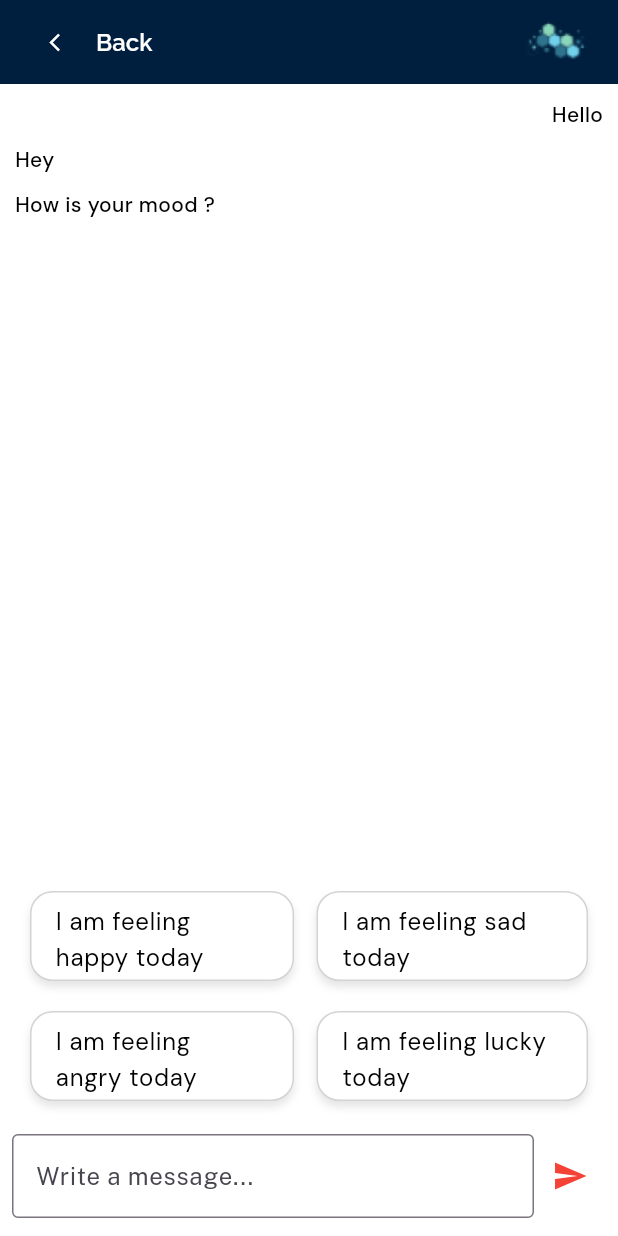
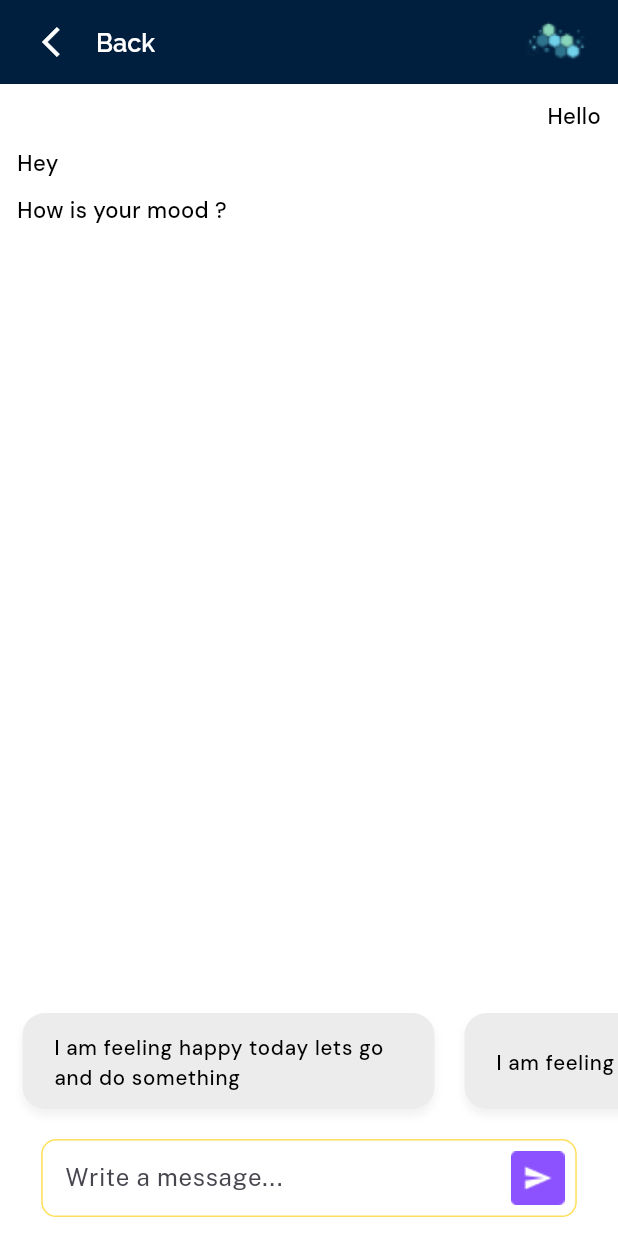
Before and after one commit to perfectionist7/True-Partner-App, a Flutter app: the screen it shows after launch, after a tap on "Login", on a phone screen of 412 x 824 dp. Run offline on Flutter 3.47's test engine with Material 3 defaults, Android fonts, the phone set to English and light mode, and no system bars; our stand-ins replace get, google_fonts, velocity_x.

Commit message:
ui/ux changes

```diff
--- a/lib/api_services.dart
+++ b/lib/api_services.dart
@@ -17,7 +17,8 @@ postData(content) async {
     'accept': 'application/json',
     'Content-Type': 'application/json'
   };
-  var data = jsonEncode({"name": content, "notes": ""});
+  var data = jsonEncode({"name": content});
+  print(content);
   var post = await http.post(url, headers: headers, body: data);
 
   try {
--- a/lib/controllers/chat_controller.dart
+++ b/lib/controllers/chat_controller.dart
@@ -18,7 +18,7 @@ class ChatsController extends GetxController {
 
   List<List<String>> questionSet = [];
   var set1 = [
-    "I am feeling happy today",
+    "I am feeling happy today lets go and do something ",
     "I am feeling sad today",
     "I am feeling angry today",
     "I am feeling lucky today"
--- a/lib/home_screen.dart
+++ b/lib/home_screen.dart
@@ -18,6 +18,8 @@ class _HomeScreenState extends State<HomeScreen> {
 
   @override
   Widget build(BuildContext context) {
+    double screenWidth = MediaQuery.of(context).size.width;
+    double screenHeight = MediaQuery.of(context).size.height;
     return Scaffold(
       appBar: AppBar(
         automaticallyImplyLeading: false,
@@ -35,12 +37,12 @@ class _HomeScreenState extends State<HomeScreen> {
                     },
                     icon: const Icon(
                       Icons.arrow_back_ios,
-                      size: 14,
+                      size: 24,
                     )),
                 Text(
                   "Back",
                   style: GoogleFonts.raleway(
-                      fontSize: 16,
+                      fontSize: (16 / 784) * screenHeight,
                       color: Colors.white,
                       fontWeight: FontWeight.w600),
                 )
@@ -77,7 +79,9 @@ class _HomeScreenState extends State<HomeScreen> {
                             Map<String, String> data = controller.chats[index];
                             return Container(
                                 margin: EdgeInsets.only(
-                                    top: 10, left: 10, right: 10),
+                                    top: (10 / 784) * screenHeight,
+                                    left: (10 / 360) * screenWidth,
+                                    right: (10 / 360) * screenWidth),
                                 child: Align(
                                     alignment: data["id"] ==
                                             "0" //id=0 is for the user, 1 for chatbot
@@ -86,52 +90,45 @@ class _HomeScreenState extends State<HomeScreen> {
                                     child: Text(
                                       data["text"]!,
                                       style: GoogleFonts.dmSans(
-                                          fontSize: 14,
+                                          fontSize: (14 / 784) * screenHeight,
                                           fontWeight: FontWeight.w500,
                                           color: Colors.black),
                                     )));
                           },
                         ))),
           SizedBox(
-            height: 150,
+            height: (80 / 784) * screenHeight, // Adjust the height as needed
             child: ListView.builder(
-              itemCount:
-                  (controller.questionSet[controller.index].length / 2).ceil(),
-              itemBuilder: (BuildContext context, int rowIndex) {
-                int firstIndex = rowIndex * 2;
-                int secondIndex = firstIndex + 1;
-
-                // Check if second index exceeds the length of the list
-                bool isSecondIndexValid = secondIndex <
-                    controller.questionSet[controller.index].length;
-
-                return Row(
-                  children: [
-                    Expanded(
-                      child: Container(
-                        height: 60,
-                        margin: const EdgeInsets.fromLTRB(20, 0, 10, 20),
+              scrollDirection:
+                  Axis.horizontal, // Set the scroll direction to horizontal
+              itemCount: controller.questionSet[controller.index].length,
+              itemBuilder: (BuildContext context, int index) {
+                return Container(
+                  width: (MediaQuery.of(context).size.width -
+                          (60 / 360) * screenWidth) /
+                      1.25, // Divide width equally between items with padding
+                  margin: const EdgeInsets.fromLTRB(15, 0, 5, 20),
                   decoration: BoxDecoration(
                     boxShadow: [
                       BoxShadow(
-                              color: Colors.black.withOpacity(0.10),
+                        color: Colors.black.withOpacity(0.05),
                         blurRadius: 4,
                         offset: const Offset(0, 4),
                       ),
                     ],
-                          border: Border.all(color: Color(0xffD3D3D3)),
-                          color: Colors.white,
-                          borderRadius:
-                              const BorderRadius.all(Radius.circular(15)),
+                    color: Color(0xffececec),
+                    borderRadius: BorderRadius.circular(15),
                   ),
+                  child: Padding(
+                    padding: const EdgeInsets.fromLTRB(
+                        5, 5, 0, 10), // Increased bottom padding
                     child: ListTile(
                       title: Text(
-                            controller.questionSet[controller.index]
-                                [firstIndex],
+                        controller.questionSet[controller.index][index],
                         style: GoogleFonts.dmSans(
-                              fontSize: 16,
+                          fontSize: (13 / 784) * screenHeight,
                           color: Colors.black,
-                              fontWeight: FontWeight.w400,
+                          fontWeight: FontWeight.w500,
                         ),
                       ),
                       onTap: () {
@@ -139,7 +136,7 @@ class _HomeScreenState extends State<HomeScreen> {
                           Map<String, String> sender = {
                             "id": "0",
                             "text": controller.questionSet[controller.index]
-                                    [firstIndex],
+                                [index],
                           };
                           controller.chats.add(sender);
 
@@ -148,8 +145,7 @@ class _HomeScreenState extends State<HomeScreen> {
                             controller.index += 1;
                             Map<String, String> receiver = {
                               "id": "1",
-                                  "text":
-                                      controller.questions[controller.index],
+                              "text": controller.questions[controller.index],
                             };
                             controller.chats.add(receiver);
                           }
@@ -157,61 +153,6 @@ class _HomeScreenState extends State<HomeScreen> {
                       },
                     ),
                   ),
-                    ),
-                    if (isSecondIndexValid)
-                      Expanded(
-                        child: Container(
-                          height: 60,
-                          margin: const EdgeInsets.fromLTRB(5, 0, 20, 20),
-                          decoration: BoxDecoration(
-                            boxShadow: [
-                              BoxShadow(
-                                color: Colors.black.withOpacity(0.10),
-                                blurRadius: 4,
-                                offset: const Offset(0, 4),
-                              ),
-                            ],
-                            border: Border.all(color: Color(0xffD3D3D3)),
-                            color: Colors.white,
-                            borderRadius:
-                                const BorderRadius.all(Radius.circular(15)),
-                          ),
-                          child: ListTile(
-                            title: Text(
-                              controller.questionSet[controller.index]
-                                  [secondIndex],
-                              style: GoogleFonts.dmSans(
-                                fontSize: 16,
-                                color: Colors.black,
-                                fontWeight: FontWeight.w400,
-                              ),
-                            ),
-                            onTap: () {
-                              setState(() {
-                                Map<String, String> sender = {
-                                  "id": "0",
-                                  "text":
-                                      controller.questionSet[controller.index]
-                                          [secondIndex],
-                                };
-                                controller.chats.add(sender);
-
-                                if (controller.index <
-                                    controller.questions.length - 1) {
-                                  controller.index += 1;
-                                  Map<String, String> receiver = {
-                                    "id": "1",
-                                    "text":
-                                        controller.questions[controller.index],
-                                  };
-                                  controller.chats.add(receiver);
-                                }
-                              });
-                            },
-                          ),
-                        ),
-                      ),
-                  ],
                 );
               },
             ),
@@ -219,37 +160,65 @@ class _HomeScreenState extends State<HomeScreen> {
           Row(
             children: [
               Expanded(
+                  child: Container(
+                decoration: BoxDecoration(
+                  color: Colors.white,
+                  borderRadius: BorderRadius.circular(10),
+                ),
+                height: 52,
+                margin: EdgeInsets.only(
+                    left: (24 / 360) * screenWidth,
+                    top: (0 / 784) * screenHeight,
+                    right: (24 / 360) * screenWidth,
+                    bottom: (12 / 784) * screenHeight),
                 child: TextFormField(
                   controller: controller.msgController,
-                decoration: const InputDecoration(
+                  decoration: InputDecoration(
                     hintText: "Write a message...",
+                    enabledBorder: OutlineInputBorder(
+                        borderRadius: BorderRadius.circular(10),
+                        borderSide: BorderSide(color: Color(0xffFFDE59))),
                     border: OutlineInputBorder(
-                      borderSide: BorderSide(
-                    color: Colors.grey,
-                  )),
+                        borderRadius: BorderRadius.circular(10),
+                        borderSide: BorderSide(color: Color(0xffFFDE59))),
                     focusedBorder: OutlineInputBorder(
-                      borderSide: BorderSide(
-                    color: Colors.grey,
-                  )),
-                ),
-              )),
-              IconButton(
+                        borderRadius: BorderRadius.circular(10),
+                        borderSide: BorderSide(color: Color(0xffFFDE59))),
+                    suffixIcon: IconButton(
                         onPressed: () async {
                           await postData(controller.msgController.text);
                           setState(() {});
                           controller.msgController.clear();
                         },
-                  icon: const Icon(
-                    Icons.send,
-                    color: Colors.red,
-                  ))
+                        icon: Image(
+                          image:
+                              new AssetImage("assets/images/send_button.png"),
+                          height: 36,
+                          width: 36,
+                          color: null,
+                          alignment: Alignment.center,
+                        )),
+                  ),
+                ),
+              )),
+              // Container(
+              //   margin: EdgeInsets.only(bottom: 10),
+              //   child: IconButton(
+              //       onPressed: () async {
+              //         await postData(controller.msgController.text);
+              //         setState(() {});
+              //         controller.msgController.clear();
+              //       },
+              //       icon: Image(
+              //         image: new AssetImage("assets/images/send_button.png"),
+              //         height: 36,
+              //         width: 36,
+              //         color: null,
+              //         alignment: Alignment.center,
+              //       )),
+              // ),
             ],
           )
-              .box
-              .height(80)
-              .margin(const EdgeInsets.only(bottom: 0))
-              .padding(const EdgeInsets.all(8.0))
-              .make(),
         ],
       ),
     );
--- a/lib/login_screen.dart
+++ b/lib/login_screen.dart
@@ -37,22 +37,26 @@ class _LoginScreenState extends State<LoginScreen> {
             crossAxisAlignment: CrossAxisAlignment.start,
             children: [
               Container(
-                margin: EdgeInsets.only(top: 100, left: 24),
+                margin: EdgeInsets.only(
+                    top: (80 / 784) * screenHeight,
+                    left: (24 / 360) * screenWidth),
                 child: Text(
                   "Welcome Back!",
                   style: GoogleFonts.saira(
-                    fontSize: 30,
+                    fontSize: (30 / 784) * screenHeight,
                     fontWeight: FontWeight.w600,
                     color: const Color(0xffFFFFFF),
                   ),
                 ),
               ),
               Container(
-                margin: EdgeInsets.only(top: 10, left: 24),
+                margin: EdgeInsets.only(
+                    top: (10 / 784) * screenHeight,
+                    left: (24 / 360) * screenWidth),
                 child: Text(
                   "Chat with an Assistant!",
                   style: GoogleFonts.dmSans(
-                    fontSize: 16,
+                    fontSize: (16 / 784) * screenHeight,
                     fontWeight: FontWeight.w400,
                     color: const Color(0xffFFFFFF),
                   ),
@@ -60,7 +64,7 @@ class _LoginScreenState extends State<LoginScreen> {
               ),
               Container(
                 margin: EdgeInsets.only(
-                  left: 24,
+                  left: (24 / 360) * screenWidth,
                   top: 0.0701530612244898 * screenHeight,
                 ),
                 height: 0.0229591836734694 * screenHeight,
@@ -68,19 +72,22 @@ class _LoginScreenState extends State<LoginScreen> {
                 child: Text(
                   'E-mail ID',
                   style: GoogleFonts.dmSans(
-                    fontSize: 14,
+                    fontSize: (14 / 784) * screenHeight,
                     fontWeight: FontWeight.w300,
                     color: Colors.white,
                   ),
                 ),
               ),
               Container(
-                height: 34,
+                height: (34 / 784) * screenHeight,
                 decoration: BoxDecoration(
                   color: Colors.white,
                   borderRadius: BorderRadius.circular(10),
                 ),
-                margin: EdgeInsets.only(top: 8, left: 24, right: 24),
+                margin: EdgeInsets.only(
+                    top: (8 / 784) * screenHeight,
+                    left: (24 / 360) * screenWidth,
+                    right: (24 / 360) * screenWidth),
                 child: TextField(
                   style: GoogleFonts.dmSans(
                     fontSize: 0.0153061224489796 * screenHeight,
@@ -93,7 +100,7 @@ class _LoginScreenState extends State<LoginScreen> {
                   decoration: InputDecoration(
                     hintText: 'Type your email ID',
                     hintStyle: GoogleFonts.dmSans(
-                      fontSize: 12,
+                      fontSize: (12 / 784) * screenHeight,
                       fontWeight: FontWeight.w400,
                       color: Color(0xff708090),
                     ),
@@ -107,31 +114,34 @@ class _LoginScreenState extends State<LoginScreen> {
               ),
               Container(
                 margin: EdgeInsets.only(
-                  left: 24,
-                  top: 15,
+                  left: (24 / 360) * screenWidth,
+                  top: (15 / 784) * screenHeight,
                 ),
                 height: 0.0229591836734694 * screenHeight,
                 width: 0.265625 * screenWidth,
                 child: Text(
                   'Password',
                   style: GoogleFonts.dmSans(
-                    fontSize: 14,
+                    fontSize: (14 / 784) * screenHeight,
                     fontWeight: FontWeight.w300,
                     color: Colors.white,
                   ),
                 ),
               ),
               Container(
-                height: 34,
+                height: (34 / 784) * screenHeight,
                 decoration: BoxDecoration(
                   color: Colors.white,
                   borderRadius: BorderRadius.circular(10),
                 ),
-                margin: EdgeInsets.only(top: 8, left: 24, right: 24),
+                margin: EdgeInsets.only(
+                    top: (8 / 784) * screenHeight,
+                    left: (24 / 360) * screenWidth,
+                    right: (24 / 360) * screenWidth),
                 child: TextField(
                   obscureText: true,
                   style: GoogleFonts.dmSans(
-                    fontSize: 12,
+                    fontSize: (12 / 784) * screenHeight,
                     fontWeight: FontWeight.w300,
                     color: Colors.black,
                   ),
@@ -141,7 +151,7 @@ class _LoginScreenState extends State<LoginScreen> {
                   decoration: InputDecoration(
                     hintText: '************',
                     hintStyle: GoogleFonts.dmSans(
-                      fontSize: 12,
+                      fontSize: (12 / 784) * screenHeight,
                       fontWeight: FontWeight.w400,
                       color: Color(0xff708090),
                     ),
@@ -176,27 +186,32 @@ class _LoginScreenState extends State<LoginScreen> {
                       Text(
                         "Remember Me",
                         style: GoogleFonts.dmSans(
-                            fontSize: 12,
+                            fontSize: (12 / 784) * screenHeight,
                             fontWeight: FontWeight.w400,
                             color: Colors.white),
                       ),
                     ],
                   ),
-                  TextButton(
+                  Container(
+                    margin: EdgeInsets.only(right: (20 / 360) * screenWidth),
+                    child: TextButton(
                       onPressed: () {},
                       child: Text(
                         "Forgot Password ?",
                         style: GoogleFonts.dmSans(
-                          fontSize: 12,
+                            fontSize: (12 / 784) * screenHeight,
                             fontWeight: FontWeight.w400,
                             color: Colors.white),
                       ),
                     ),
+                  ),
                 ],
-              ).box.padding(const EdgeInsets.only(left: 24, right: 24)).make(),
-              30.heightBox,
+              ),
               Container(
-                margin: EdgeInsets.only(left: 24, right: 24),
+                margin: EdgeInsets.only(
+                    left: (24 / 360) * screenWidth,
+                    right: (24 / 360) * screenWidth,
+                    top: (36 / 784) * screenHeight),
                 child: ElevatedButton(
                   style: ElevatedButton.styleFrom(
                     shape: RoundedRectangleBorder(
@@ -215,7 +230,7 @@ class _LoginScreenState extends State<LoginScreen> {
                       Text(
                         "Login",
                         style: GoogleFonts.dmSans(
-                            fontSize: 14,
+                            fontSize: (14 / 784) * screenHeight,
                             fontWeight: FontWeight.bold,
                             color: Colors.white),
                       ),
@@ -226,14 +241,17 @@ class _LoginScreenState extends State<LoginScreen> {
                 ),
               ),
               Container(
-                margin: EdgeInsets.only(top: 40),
+                margin: EdgeInsets.only(top: (40 / 784) * screenHeight),
                 child: Image.asset(
                   "assets/images/divider.png",
                   width: context.screenWidth,
                 ),
               ),
               Container(
-                margin: EdgeInsets.only(left: 24, right: 24, top: 40),
+                margin: EdgeInsets.only(
+                    left: (24 / 360) * screenWidth,
+                    right: (24 / 360) * screenWidth,
+                    top: (40 / 784) * screenHeight),
                 child: ElevatedButton(
                   style: ElevatedButton.styleFrom(
                       // ignore: deprecated_member_use
@@ -251,7 +269,7 @@ class _LoginScreenState extends State<LoginScreen> {
                       Text(
                         "Log in with Google",
                         style: GoogleFonts.dmSans(
-                            fontSize: 11,
+                            fontSize: (11 / 784) * screenHeight,
                             fontWeight: FontWeight.w500,
                             color: const Color(0xff001F3F)),
                       ),
@@ -260,7 +278,10 @@ class _LoginScreenState extends State<LoginScreen> {
                 ),
               ),
               Container(
-                margin: EdgeInsets.only(left: 24, right: 24, top: 16),
+                margin: EdgeInsets.only(
+                    left: (24 / 360) * screenWidth,
+                    right: (24 / 360) * screenWidth,
+                    top: (16 / 784) * screenHeight),
                 child: ElevatedButton(
                   style: ElevatedButton.styleFrom(
                       // ignore: deprecated_member_use
@@ -278,7 +299,7 @@ class _LoginScreenState extends State<LoginScreen> {
                       Text(
                         "Log in with Facebook",
                         style: GoogleFonts.dmSans(
-                            fontSize: 11,
+                            fontSize: (11 / 784) * screenHeight,
                             fontWeight: FontWeight.w500,
                             color: const Color(0xff001F3F)),
                       ),
@@ -287,7 +308,8 @@ class _LoginScreenState extends State<LoginScreen> {
                 ),
               ),
               Container(
-                margin: EdgeInsets.fromLTRB(70, 40, 50, 0.02551 * screenHeight),
+                margin: EdgeInsets.fromLTRB((70 / 360) * screenWidth,
+                    (45 / 784) * screenHeight, (50 / 360) * screenWidth, 0),
                 child: TextButton(
                   onPressed: () {
                     Navigator.push(
@@ -302,7 +324,7 @@ class _LoginScreenState extends State<LoginScreen> {
                     TextSpan(
                         text: 'Don\'t have an account?',
                         style: GoogleFonts.dmSans(
-                          fontSize: 14,
+                          fontSize: (14 / 784) * screenHeight,
                           fontWeight: FontWeight.w400,
                           color: Colors.white,
                         )),
@@ -310,7 +332,7 @@ class _LoginScreenState extends State<LoginScreen> {
                         text: ' Register',
                         style: GoogleFonts.dmSans(
                           fontWeight: FontWeight.w400,
-                          fontSize: 14,
+                          fontSize: (14 / 784) * screenHeight,
                           color: Color(0xFF4178F3),
                         ))
                   ])),
--- a/pubspec.yaml
+++ b/pubspec.yaml
@@ -2,7 +2,7 @@ name: deevot_new_project
 description: A new Flutter project.
 # The following line prevents the package from being accidentally published to
 # pub.dev using `flutter pub publish`. This is preferred for private packages.
-publish_to: 'none' # Remove this line if you wish to publish to pub.dev
+publish_to: "none" # Remove this line if you wish to publish to pub.dev
 
 # The following defines the version and build number for your application.
 # A version number is three numbers separated by dots, like 1.2.43
@@ -19,7 +19,7 @@ publish_to: 'none' # Remove this line if you wish to publish to pub.dev
 version: 1.0.0+1
 
 environment:
-  sdk: '>=3.0.6 <4.0.0'
+  sdk: ">=3.0.6 <4.0.0"
 
 # Dependencies specify other packages that your package needs in order to work.
 # To automatically upgrade your package dependencies to the latest versions
@@ -30,7 +30,6 @@ environment:
 dependencies:
   flutter:
     sdk: flutter
-
 
   # The following adds the Cupertino Icons font to your application.
   # Use with the CupertinoIcons class for iOS style icons.
@@ -57,7 +56,6 @@ dev_dependencies:
 
 # The following section is specific to Flutter packages.
 flutter:
-
   # The following line ensures that the Material Icons font is
   # included with your application, so that you can use the icons in
   # the material Icons class.
```
Also changed, not shown: lib/signup_screen.dart (+58 -35 lines), assets/images/send_button.png (added), assets/images/sendbutton.jpg (added), 1 other file. Lines whose indentation alone changed are shown as unchanged.
